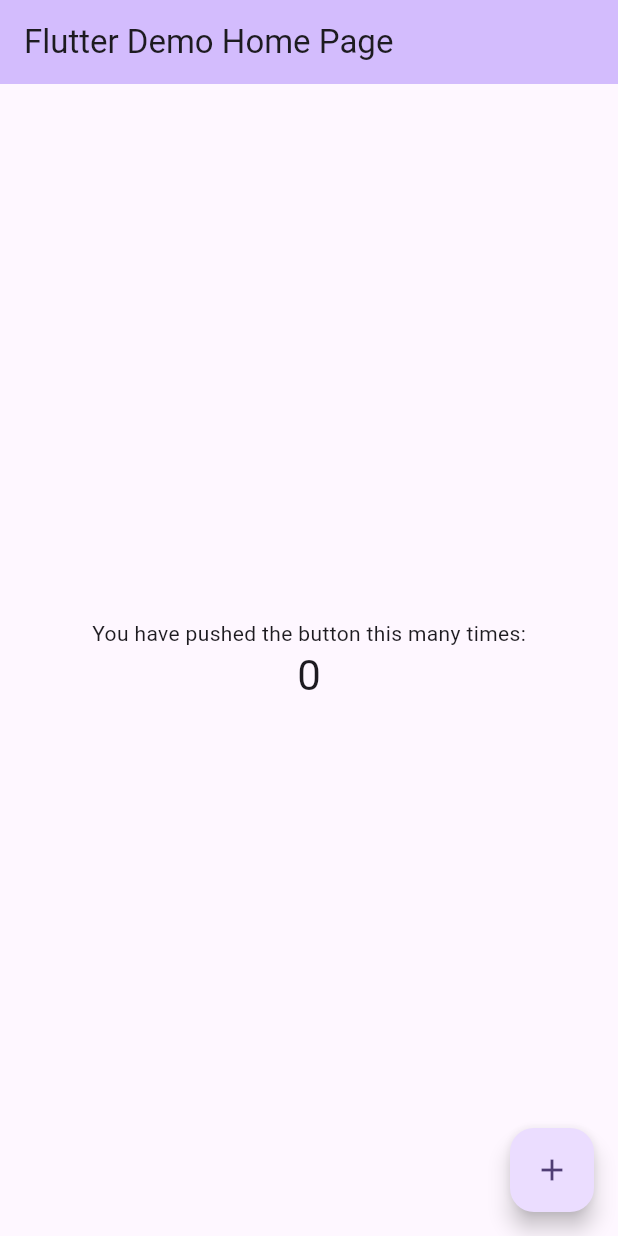
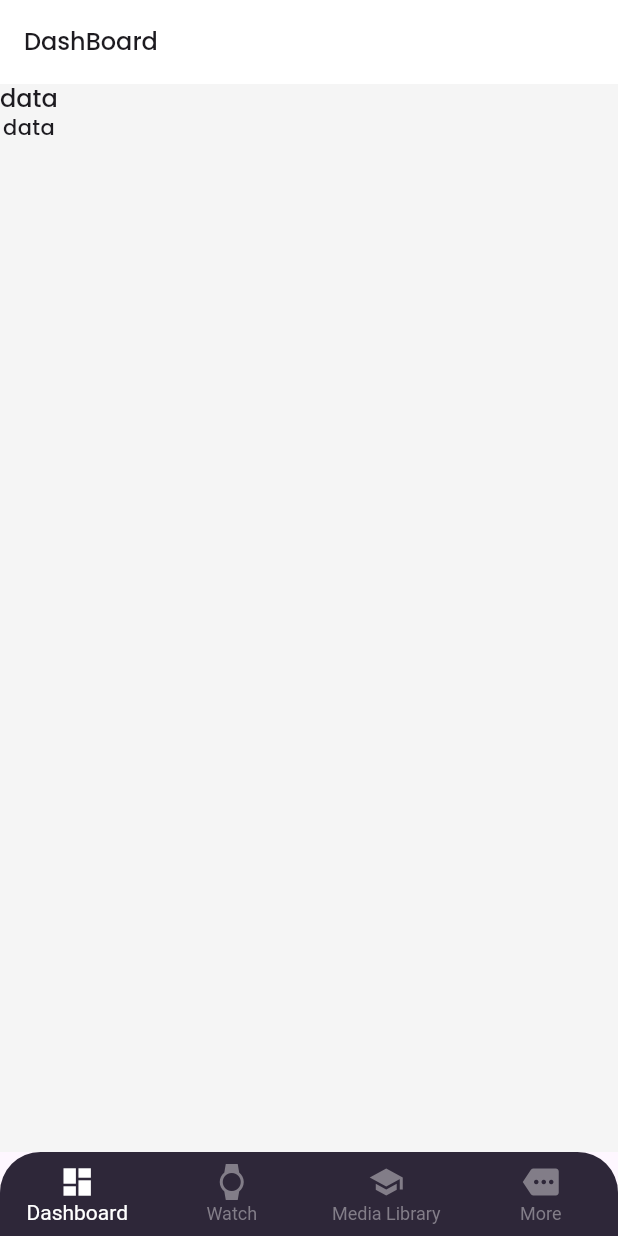
Before and after one commit to abdusman2014/movie_app, a Flutter app: the screen it shows after launch, on a phone screen of 412 x 824 dp. Run offline on Flutter 3.47's test engine with Material 2 defaults, Android fonts, the phone set to English and light mode, and no system bars; our stand-ins replace get.

Commit message:
feat: create basic project structure and bottom nav bar

```diff
--- /dev/null
+++ b/lib/Config/app_colors.dart
@@ -0,0 +1,5 @@
+class AppColors {
+  static const bottomBar = 0xff2E2739;
+  static const white = 0xffFFFFFF;
+  static const bottombarUnSelect = 0xff827D88;
+}
--- /dev/null
+++ b/lib/Data/Providers/Network/APIs/movie_api.dart
@@ -0,0 +1,6 @@
+class MovieApi {
+  Future<Map<dynamic, dynamic>> fetchGenre() async {
+    await Future.delayed(const Duration(seconds: 1));
+    return {"fetch": "fetched"};
+  }
+}
--- /dev/null
+++ b/lib/Domain/Repository/movie_repository.dart
@@ -0,0 +1,3 @@
+abstract class MovieRepository {
+  Future<Map<dynamic, dynamic>> fetchGenre();
+}
--- /dev/null
+++ b/lib/Presentation/View/dashboard_screen.dart
@@ -0,0 +1,31 @@
+import 'package:flutter/material.dart';
+
+class DashBoardScreen extends StatelessWidget {
+  const DashBoardScreen({super.key});
+
+  @override
+  Widget build(BuildContext context) {
+    return Scaffold(
+      backgroundColor: Colors.grey[100],
+      appBar: AppBar(
+        backgroundColor: Colors.white,
+        //elevation: 5,
+        title: Text(
+          "DashBoard",
+          style: Theme.of(context).textTheme.displayMedium,
+        ),
+      ),
+      body: SafeArea(
+        child: Column(
+          children: [
+            Text(
+              "data",
+              style: Theme.of(context).textTheme.displayMedium,
+            ),
+            const Text("data"),
+          ],
+        ),
+      ),
+    );
+  }
+}
--- /dev/null
+++ b/lib/Presentation/View/home.dart
@@ -0,0 +1,87 @@
+import 'package:flutter/material.dart';
+import 'package:movie_app/Config/App_Colors.dart';
+import 'package:movie_app/Presentation/View/watch_screen.dart';
+
+import 'dashboard_screen.dart';
+import 'mediaLibrary_screen.dart';
+import 'more_screen.dart';
+
+class MyHome extends StatefulWidget {
+  const MyHome({super.key});
+  @override
+  State<MyHome> createState() => _MyHomeState();
+}
+
+class _MyHomeState extends State<MyHome> {
+  int selectedIndex = 0;
+  void onItemTapped(int index) {
+    setState(() {
+      selectedIndex = index;
+    });
+  }
+
+  @override
+  Widget build(BuildContext context) {
+     List<Widget> widgetOptions = <Widget>[
+    const  DashBoardScreen(),
+      WatchScreen(),
+     const MediaLibraryScreen(),
+     const MoreScreen(),
+    ];
+    return Scaffold(
+      body: widgetOptions.elementAt(selectedIndex),
+      bottomNavigationBar: ClipRRect(
+          borderRadius: const BorderRadius.only(
+            topRight: Radius.circular(27),
+            topLeft: Radius.circular(27),
+          ),
+          child: Theme(
+            data: ThemeData(
+              splashColor: Colors.transparent,
+            ),
+            child: BottomNavBar(
+              onItemTapped: onItemTapped,
+              selectedIndex: selectedIndex,
+            ),
+          )),
+    );
+  }
+}
+
+class BottomNavBar extends StatelessWidget {
+  const BottomNavBar(
+      {super.key, required this.onItemTapped, required this.selectedIndex});
+  final int selectedIndex;
+  final void Function(int) onItemTapped;
+
+  @override
+  Widget build(BuildContext context) {
+    return BottomNavigationBar(
+      type: BottomNavigationBarType.fixed,
+      items: const <BottomNavigationBarItem>[
+        BottomNavigationBarItem(
+          icon: Icon(Icons.dashboard),
+          label: 'Dashboard',
+        ),
+        BottomNavigationBarItem(
+          icon: Icon(Icons.watch),
+          label: 'Watch',
+        ),
+        BottomNavigationBarItem(
+          icon: Icon(Icons.school),
+          label: 'Media Library',
+        ),
+        BottomNavigationBarItem(
+          icon: Icon(Icons.more),
+          label: 'More',
+        ),
+      ],
+      currentIndex: selectedIndex,
+      selectedItemColor: const Color(AppColors.white),
+      unselectedItemColor: const Color(AppColors.bottombarUnSelect),
+      backgroundColor: const Color(AppColors.bottomBar),
+      enableFeedback: false,
+      onTap: onItemTapped,
+    );
+  }
+}
--- a/lib/main.dart
+++ b/lib/main.dart
@@ -1,6 +1,13 @@
 import 'package:flutter/material.dart';
+import 'package:get/get.dart';
+import 'package:movie_app/Data/Repository_Impl/movie_repository_impl.dart';
+import 'package:movie_app/Domain/Repository/movie_repository.dart';
+import 'package:movie_app/Presentation/Controller/movie_controller.dart';
+import 'package:movie_app/Presentation/View/home.dart';
 
 void main() {
+  Get.put<MovieRepository>(MovieRepositoryImpl());
+  Get.put<MovieController>(MovieController());
   runApp(const MyApp());
 }
 
@@ -10,7 +17,7 @@ class MyApp extends StatelessWidget {
   // This widget is the root of your application.
   @override
   Widget build(BuildContext context) {
-    return MaterialApp(
+    return GetMaterialApp(
         title: 'Flutter Demo',
         theme: ThemeData(
           // This is the theme of your application.
@@ -29,97 +36,18 @@ class MyApp extends StatelessWidget {
           // This works for code too, not just values: Most code changes can be
           // tested with just a hot reload.
           colorScheme: ColorScheme.fromSeed(seedColor: Colors.deepPurple),
+
           useMaterial3: true,
+          fontFamily: 'Poppins',
+          textTheme: const TextTheme(
+            displayMedium: TextStyle(
+                //fontFamily: 'Poppins',
+                fontSize: 16.0,
+                fontWeight: FontWeight.w500),
+            titleLarge: TextStyle(fontSize: 36.0, fontStyle: FontStyle.italic),
+            bodySmall: TextStyle(fontSize: 10.0, fontWeight: FontWeight.w400),
           ),
-      home: const MyHomePage(title: 'Flutter Demo Home Page'),
-    );
+        ),
+        home: const MyHome());
   }
 }
-
-class MyHomePage extends StatefulWidget {
-  const MyHomePage({super.key, required this.title});
-
-  // This widget is the home page of your application. It is stateful, meaning
-  // that it has a State object (defined below) that contains fields that affect
-  // how it looks.
-
-  // This class is the configuration for the state. It holds the values (in this
-  // case the title) provided by the parent (in this case the App widget) and
-  // used by the build method of the State. Fields in a Widget subclass are
-  // always marked "final".
-
-  final String title;
-
-  @override
-  State<MyHomePage> createState() => _MyHomePageState();
-}
-
-class _MyHomePageState extends State<MyHomePage> {
-  int _counter = 0;
-
-  void _incrementCounter() {
-    setState(() {
-      // This call to setState tells the Flutter framework that something has
-      // changed in this State, which causes it to rerun the build method below
-      // so that the display can reflect the updated values. If we changed
-      // _counter without calling setState(), then the build method would not be
-      // called again, and so nothing would appear to happen.
-      _counter++;
-    });
-  }
-
-  @override
-  Widget build(BuildContext context) {
-    // This method is rerun every time setState is called, for instance as done
-    // by the _incrementCounter method above.
-    //
-    // The Flutter framework has been optimized to make rerunning build methods
-    // fast, so that you can just rebuild anything that needs updating rather
-    // than having to individually change instances of widgets.
-    return Scaffold(
-      appBar: AppBar(
-        // TRY THIS: Try changing the color here to a specific color (to
-        // Colors.amber, perhaps?) and trigger a hot reload to see the AppBar
-        // change color while the other colors stay the same.
-        backgroundColor: Theme.of(context).colorScheme.inversePrimary,
-        // Here we take the value from the MyHomePage object that was created by
-        // the App.build method, and use it to set our appbar title.
-        title: Text(widget.title),
-      ),
-      body: Center(
-        // Center is a layout widget. It takes a single child and positions it
-        // in the middle of the parent.
-        child: Column(
-          // Column is also a layout widget. It takes a list of children and
-          // arranges them vertically. By default, it sizes itself to fit its
-          // children horizontally, and tries to be as tall as its parent.
-          //
-          // Column has various properties to control how it sizes itself and
-          // how it positions its children. Here we use mainAxisAlignment to
-          // center the children vertically; the main axis here is the vertical
-          // axis because Columns are vertical (the cross axis would be
-          // horizontal).
-          //
-          // TRY THIS: Invoke "debug painting" (choose the "Toggle Debug Paint"
-          // action in the IDE, or press "p" in the console), to see the
-          // wireframe for each widget.
-          mainAxisAlignment: MainAxisAlignment.center,
-          children: <Widget>[
-            const Text(
-              'You have pushed the button this many times:',
-            ),
-            Text(
-              '$_counter',
-              style: Theme.of(context).textTheme.headlineMedium,
-            ),
-          ],
-        ),
-      ),
-      floatingActionButton: FloatingActionButton(
-        onPressed: _incrementCounter,
-        tooltip: 'Increment',
-        child: const Icon(Icons.add),
-      ), // This trailing comma makes auto-formatting nicer for build methods.
-    );
-  }
-}
```
Also changed, not shown: assets/fonts/OFL.txt (added, +93 -0 lines), lib/Data/Repository_Impl/movie_repository_impl.dart (added, +9 -0 lines), lib/Presentation/Controller/movie_controller.dart (added, +9 -0 lines), lib/Presentation/View/mediaLibrary_screen.dart (added, +31 -0 lines), lib/Presentation/View/more_screen.dart (added, +31 -0 lines), lib/Presentation/View/watch_screen.dart (added, +43 -0 lines), pubspec.yaml (+9 -9 lines). Lines whose indentation alone changed are shown as unchanged.
